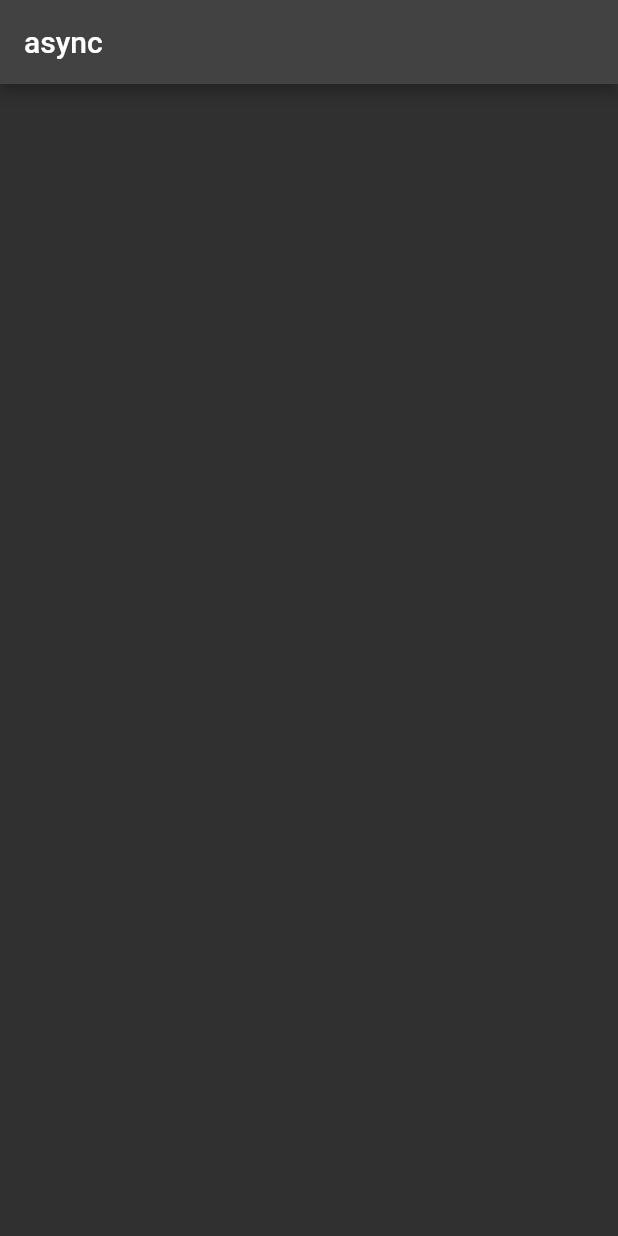
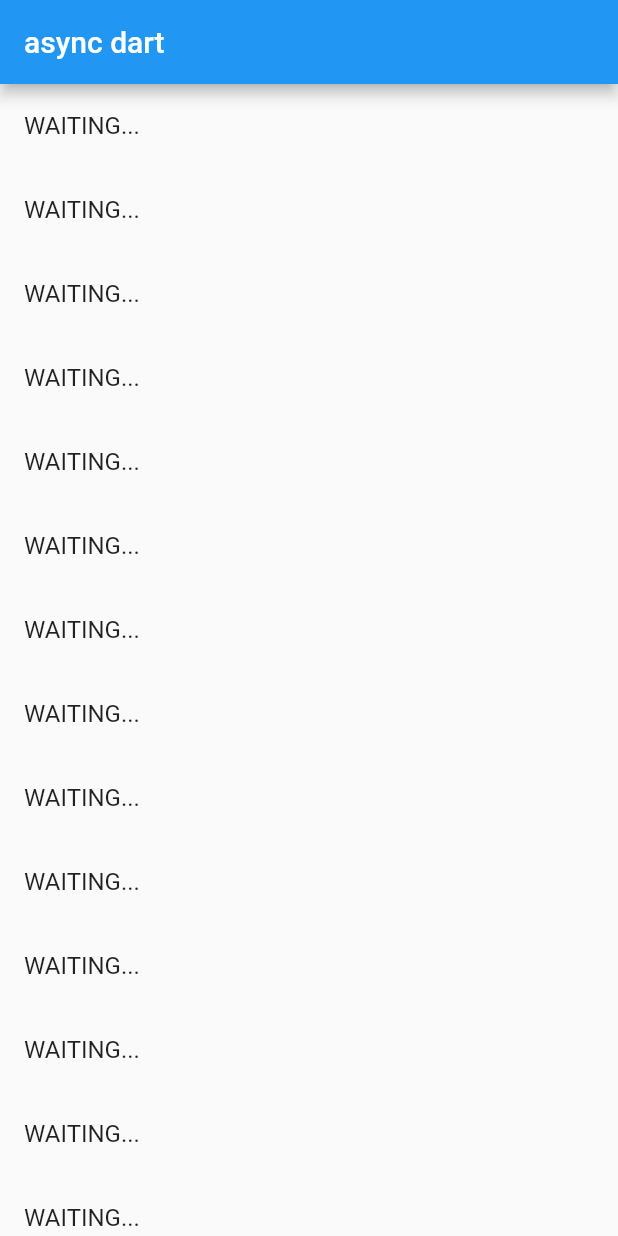
Before and after one commit to Wesley3king/Flutter, a Flutter app: the screen it shows after launch, on a phone screen of 412 x 824 dp. Run offline on Flutter 3.47's test engine with Material 2 defaults, Android fonts, the phone set to English and light mode, and no system bars; our stand-ins replace dio.

```diff
--- a/aulas/async_flutter/lib/app/my_app.dart
+++ b/aulas/async_flutter/lib/app/my_app.dart
@@ -7,7 +7,7 @@ class MyApp extends StatelessWidget {
   @override
   Widget build(BuildContext context) {
     return MaterialApp(
-      theme: ThemeData.dark(),
+      theme: ThemeData.light(),
       initialRoute: '/home',
       routes: {
         '/home': (context) => const HomePage(),
--- a/aulas/async_flutter/lib/app/routes/home_page.dart
+++ b/aulas/async_flutter/lib/app/routes/home_page.dart
@@ -1,6 +1,5 @@
-import 'dart:html';
-
 import 'package:flutter/material.dart';
+import 'package:dio/dio.dart';
 
 class HomePage extends StatelessWidget {
   const HomePage({Key? key}) : super(key: key);
@@ -9,9 +8,16 @@ class HomePage extends StatelessWidget {
   Widget build(BuildContext context) {
     return Scaffold(
       appBar: AppBar(
-        title: const Text('async'),
+        title: const Text('async dart'),
       ),
-      body: Container(),
+      body: ListView.builder(
+        itemCount: 16,
+        itemBuilder: (context, index) {
+          return const ListTile(
+            title: Text('WAITING...'),
+          );
+        },
+      ),
     );
   }
 }
--- a/aulas/async_flutter/pubspec.yaml
+++ b/aulas/async_flutter/pubspec.yaml
@@ -34,6 +34,7 @@ dependencies:
   # The following adds the Cupertino Icons font to your application.
   # Use with the CupertinoIcons class for iOS style icons.
   cupertino_icons: ^1.0.2
+  dio: ^4.0.6
 
 dev_dependencies:
   flutter_test:
```
Also changed, not shown: aulas/async_flutter/lib/app/models/json_model.dart (added, +24 -0 lines), aulas/async_flutter/lib/app/repositories/json_model_repository.dart (added, +25 -0 lines), 2 other files.
